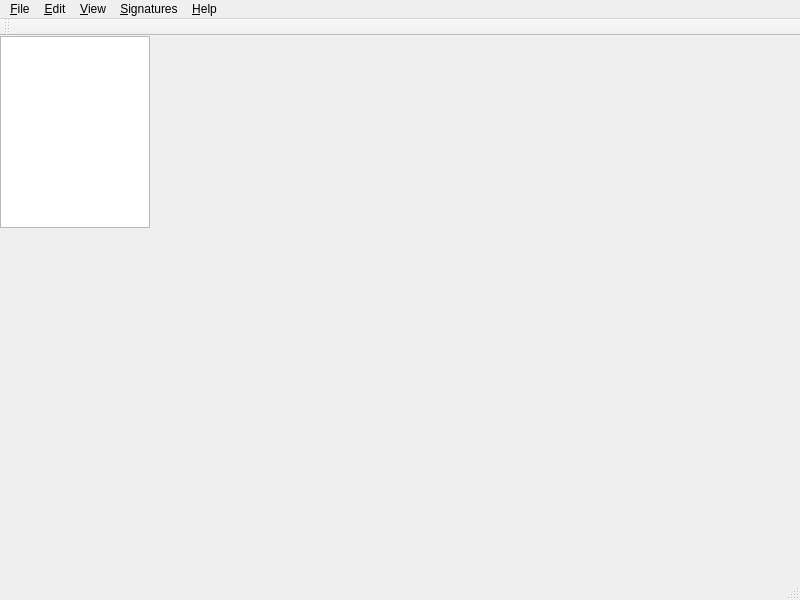
Old version of the form mainwindow.ui in the repository vervulf/JPEG_Hero.
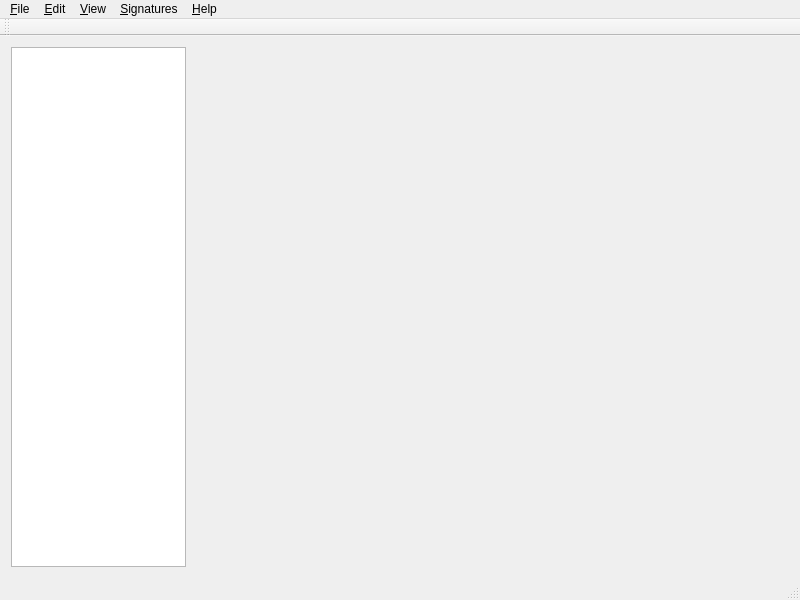
New version of the form. Icons and pictures are not drawn.

Commit message: Open Image, fit size

What changed in the file:
```diff
--- a/mainwindow.ui
+++ b/mainwindow.ui
@@ -20,44 +20,37 @@
    <string>MainWindow</string>
   </property>
   <widget class="QWidget" name="centralWidget">
-   <widget class="QLabel" name="img_label">
-    <property name="geometry">
-     <rect>
-      <x>150</x>
-      <y>0</y>
-      <width>191</width>
-      <height>131</height>
-     </rect>
-    </property>
-    <property name="text">
-     <string/>
-    </property>
-    <property name="pixmap">
-     <pixmap>../../Images/abstractsdark8.jpg</pixmap>
-    </property>
-   </widget>
+   <layout class="QGridLayout" name="gridLayout">
+    <item row="0" column="0">
    <widget class="QListView" name="clusters_listview">
-    <property name="geometry">
-     <rect>
-      <x>0</x>
-      <y>0</y>
-      <width>150</width>
-      <height>192</height>
-     </rect>
-    </property>
     <property name="minimumSize">
      <size>
-      <width>0</width>
+        <width>175</width>
       <height>0</height>
      </size>
     </property>
     <property name="maximumSize">
      <size>
-      <width>16777215</width>
+        <width>175</width>
       <height>16777215</height>
      </size>
     </property>
    </widget>
+    </item>
+    <item row="0" column="1">
+     <widget class="QLabel" name="img_label">
+      <property name="minimumSize">
+       <size>
+        <width>610</width>
+        <height>600</height>
+       </size>
+      </property>
+      <property name="text">
+       <string/>
+      </property>
+     </widget>
+    </item>
+   </layout>
   </widget>
   <widget class="QMenuBar" name="menuBar">
    <property name="geometry">
```
Left out of the diff: 14 changed lines with no effect on the pictures. Lines whose indentation alone changed are shown as unchanged. The commit also changes 2 other files.
